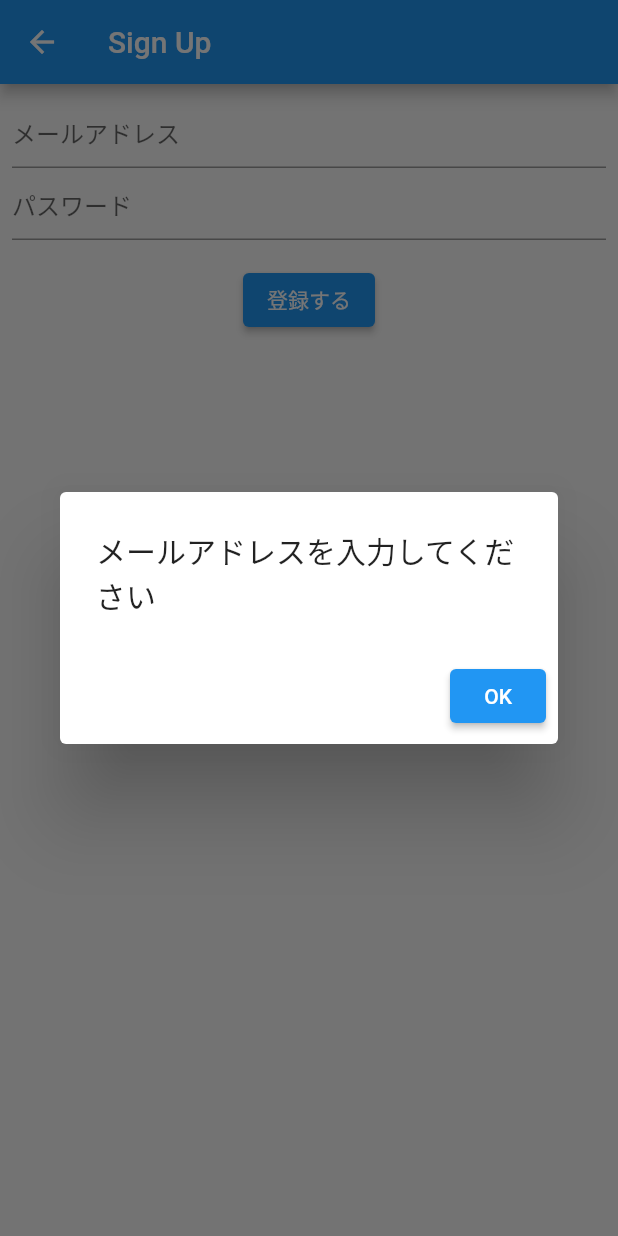
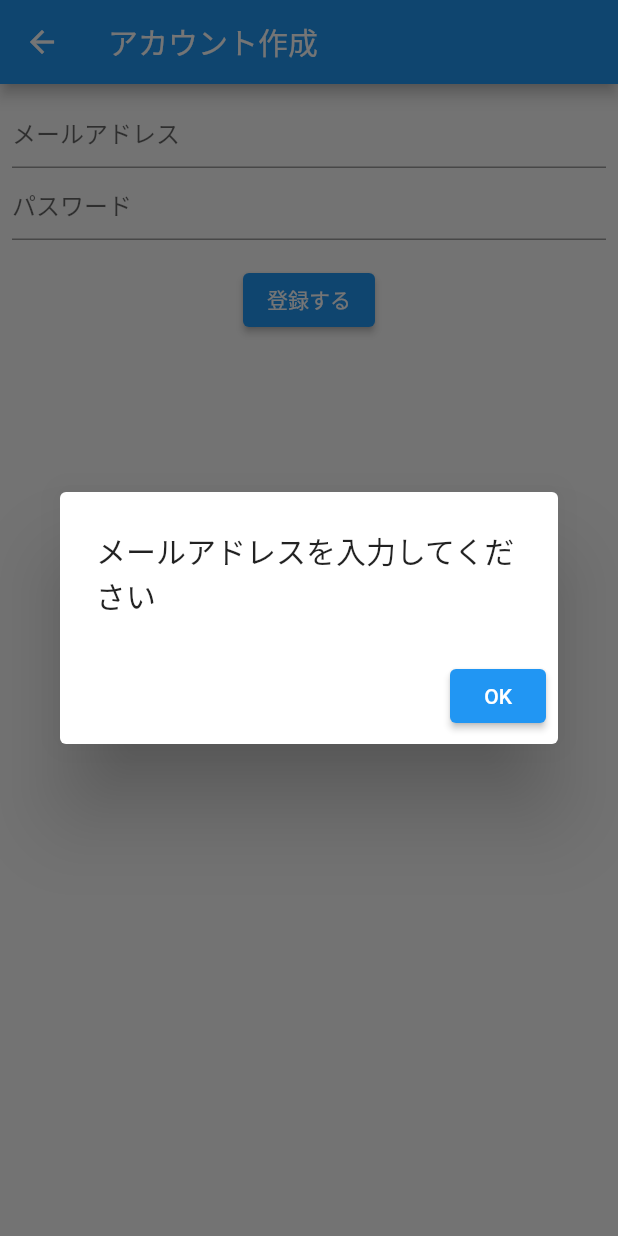
Before and after one commit to shimizu-saffle/if_then_app, a Flutter app: the SignUpPage screen opened directly, after a tap on "登録する", on a phone screen of 412 x 824 dp. Run offline on Flutter 3.47's test engine with Material 2 defaults, Android fonts, the phone set to English and light mode, and no system bars; our stand-ins replace cloud_firestore, firebase_auth, firebase_core, flutter_riverpod; accounts and stored records are empty.

```diff
--- a/lib/controllers/login_controller.dart
+++ b/lib/controllers/login_controller.dart
@@ -38,3 +38,4 @@ class LogInController extends ChangeNotifier {
     );
   }
 }
+//shimizu.saffle@gmail.com
--- a/lib/views/account_page/signup_page.dart
+++ b/lib/views/account_page/signup_page.dart
@@ -1,6 +1,7 @@
 import 'package:flutter/material.dart';
 import 'package:flutter_riverpod/flutter_riverpod.dart';
 import 'package:if_then_app/controllers/signup_controller.dart';
+import 'package:if_then_app/views/timeline.dart';
 
 class SignUpPage extends StatelessWidget {
   @override
@@ -10,7 +11,7 @@ class SignUpPage extends StatelessWidget {
 
     return Scaffold(
       appBar: AppBar(
-        title: Text('Sign Up'),
+        title: Text('アカウント作成'),
       ),
       body: Consumer(
         builder: (context, watch, child) {
@@ -29,6 +30,7 @@ class SignUpPage extends StatelessWidget {
                 TextField(
                   controller: passwordController,
                   decoration: InputDecoration(hintText: "パスワード"),
+                  obscureText: true,
                   onChanged: (text) {
                     signUpController.password = text;
                   },
@@ -42,6 +44,14 @@ class SignUpPage extends StatelessWidget {
                       await signUpController.signUp();
                     } catch (e) {
                       _showDialog(context, e.toString());
+                    } finally {
+                      Navigator.push(
+                        context,
+                        MaterialPageRoute(
+                          builder: (context) => TimeLinePage(),
+                        ),
+                      );
+                      Navigator.of(context).pop();
                     }
                   },
                   child: Text('登録する'),
--- a/lib/views/timeline.dart
+++ b/lib/views/timeline.dart
@@ -3,7 +3,7 @@ import 'package:if_then_app/views/add_edit_page.dart';
 import 'package:flutter_riverpod/flutter_riverpod.dart';
 import 'package:if_then_app/controllers/ifthen_controller.dart';
 
-class TimeLine extends StatelessWidget {
+class TimeLinePage extends StatelessWidget {
   @override
   Widget build(BuildContext context) {
     return Scaffold(
```
Also changed, not shown: lib/views/account_page/login_page.dart (+7 -2 lines), 1 other file.
